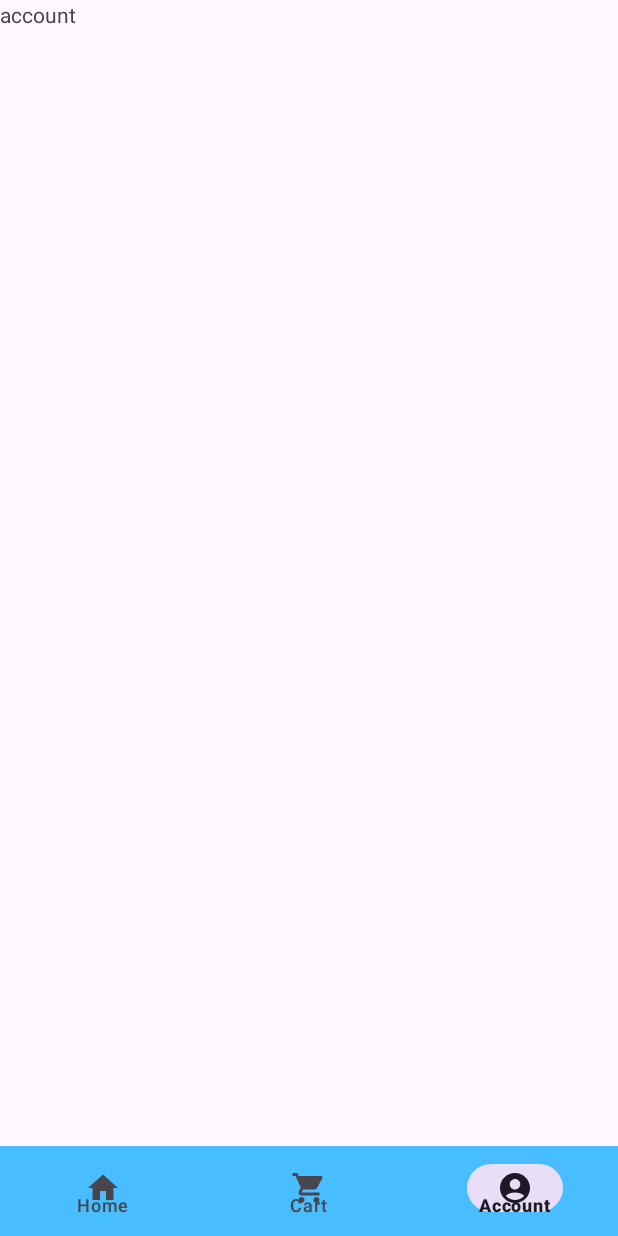
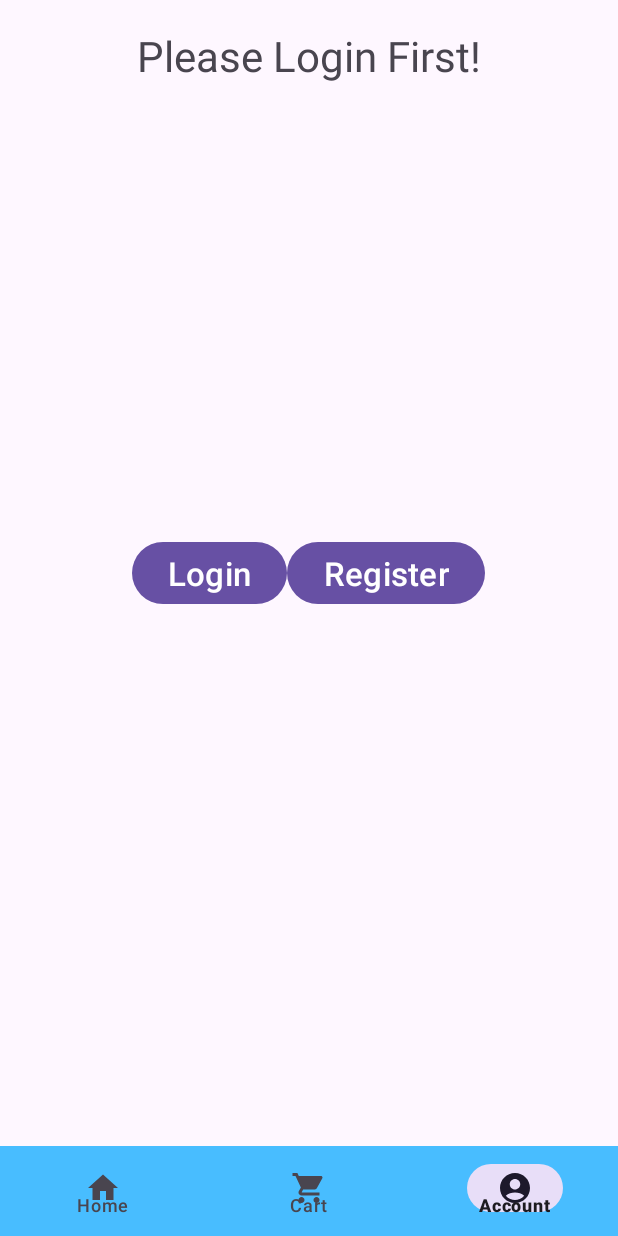
Before and after one commit to erichutabarat/Modern-Store, an Android app: the screen it shows after launch (MainActivity), item 3 of the bottom bar chosen, on a phone screen of 412 x 824 dp. Run offline under Robolectric (Android 15) with nearby library versions, the phone set to English and light mode, and no system bars.

Commit message:
Add Features: Layout For Guest

```diff
--- /dev/null
+++ b/ModernStore/app/src/main/java/com/modernstore/app/db/preferencemanager/SharedPreferencesHelper.kt
@@ -0,0 +1,25 @@
+package com.modernstore.app.db.preferencemanager
+
+import android.content.Context
+import android.content.SharedPreferences
+
+class SharedPreferencesHelper(context: Context) {
+
+    private val sharedPreferences: SharedPreferences = context.getSharedPreferences("Modernstore-sharedpreferences", Context.MODE_PRIVATE)
+
+    fun LoggedIn(isLogged: Boolean) {
+        val editor = sharedPreferences.edit()
+        editor.putBoolean("isLogged", isLogged)
+        editor.apply()
+    }
+
+    fun getLoggedIn(): Boolean {
+        return sharedPreferences.getBoolean("isLogged", false)
+    }
+
+    fun clearPreferences() {
+        val editor = sharedPreferences.edit()
+        editor.clear()
+        editor.apply()
+    }
+}
--- a/ModernStore/app/src/main/java/com/modernstore/app/ui/account/AccountFragment.kt
+++ b/ModernStore/app/src/main/java/com/modernstore/app/ui/account/AccountFragment.kt
@@ -1,60 +1,37 @@
 package com.modernstore.app.ui.account
 
+import android.content.Intent
 import android.os.Bundle
-import androidx.fragment.app.Fragment
 import android.view.LayoutInflater
 import android.view.View
 import android.view.ViewGroup
+import android.widget.Button
+import androidx.fragment.app.Fragment
 import com.modernstore.app.R
+import com.modernstore.app.db.preferencemanager.SharedPreferencesHelper
+import com.modernstore.app.ui.login.LoginActivity
+import com.modernstore.app.ui.register.RegisterActivity
 
-// TODO: Rename parameter arguments, choose names that match
-// the fragment initialization parameters, e.g. ARG_ITEM_NUMBER
-private const val ARG_PARAM1 = "param1"
-private const val ARG_PARAM2 = "param2"
-
-/**
- * A simple [Fragment] subclass.
- * Use the [AccountFragment.newInstance] factory method to
- * create an instance of this fragment.
- */
 class AccountFragment : Fragment() {
-    // TODO: Rename and change types of parameters
-    private var param1: String? = null
-    private var param2: String? = null
-
-    override fun onCreate(savedInstanceState: Bundle?) {
-        super.onCreate(savedInstanceState)
-        arguments?.let {
-            param1 = it.getString(ARG_PARAM1)
-            param2 = it.getString(ARG_PARAM2)
-        }
-    }
-
+    private lateinit var sharedpreferences : SharedPreferencesHelper
     override fun onCreateView(
         inflater: LayoutInflater, container: ViewGroup?,
         savedInstanceState: Bundle?
     ): View? {
-        // Inflate the layout for this fragment
-        return inflater.inflate(R.layout.account_fragment, container, false)
-    }
-
-    companion object {
-        /**
-         * Use this factory method to create a new instance of
-         * this fragment using the provided parameters.
-         *
-         * @param param1 Parameter 1.
-         * @param param2 Parameter 2.
-         * @return A new instance of fragment AccountFragment.
-         */
-        // TODO: Rename and change types and number of parameters
-        @JvmStatic
-        fun newInstance(param1: String, param2: String) =
-            AccountFragment().apply {
-                arguments = Bundle().apply {
-                    putString(ARG_PARAM1, param1)
-                    putString(ARG_PARAM2, param2)
-                }
-            }
+        val rootView = inflater.inflate(R.layout.account_fragment, container, false)
+        sharedpreferences = SharedPreferencesHelper(requireContext())
+        rootView.findViewById<View>(R.id.guestViews).visibility = if (sharedpreferences.getLoggedIn()) View.GONE else View.VISIBLE
+        rootView.findViewById<View>(R.id.userViews).visibility = if (sharedpreferences.getLoggedIn()) View.VISIBLE else View.GONE
+        val loginButton : Button = rootView.findViewById(R.id.fromguest_tologin)
+        val registerButton : Button = rootView.findViewById(R.id.fromguest_toregister)
+        loginButton.setOnClickListener {
+            val i = Intent(requireActivity(), LoginActivity::class.java)
+            startActivity(i)
+        }
+        registerButton.setOnClickListener {
+            val i = Intent(requireActivity(), RegisterActivity::class.java)
+            startActivity(i)
+        }
+        return rootView
     }
 }
--- a/ModernStore/app/src/main/res/layout/account_fragment.xml
+++ b/ModernStore/app/src/main/res/layout/account_fragment.xml
@@ -1,14 +1,30 @@
 <?xml version="1.0" encoding="utf-8"?>
-<FrameLayout xmlns:android="http://schemas.android.com/apk/res/android"
+<RelativeLayout xmlns:android="http://schemas.android.com/apk/res/android"
     xmlns:tools="http://schemas.android.com/tools"
     android:layout_width="match_parent"
     android:layout_height="match_parent"
     tools:context=".ui.account.AccountFragment">
 
-    <!-- TODO: Update blank fragment layout -->
-    <TextView
+    <LinearLayout
         android:layout_width="match_parent"
-        android:layout_height="match_parent"
-        android:text="account" />
+        android:layout_height="match_parent">
 
-</FrameLayout>
+        <!-- Guest views -->
+        <include
+            android:id="@+id/guestViews"
+            layout="@layout/account_guest"
+            android:layout_width="match_parent"
+            android:layout_height="match_parent" />
+
+        <!-- User views -->
+        <include
+            android:id="@+id/userViews"
+            layout="@layout/account_user"
+            android:layout_width="match_parent"
+            android:layout_height="match_parent"
+            android:visibility="gone" />
+
+    </LinearLayout>
+
+
+</RelativeLayout>
--- /dev/null
+++ b/ModernStore/app/src/main/res/layout/account_guest.xml
@@ -0,0 +1,38 @@
+<?xml version="1.0" encoding="utf-8"?>
+<RelativeLayout xmlns:android="http://schemas.android.com/apk/res/android"
+    android:layout_width="match_parent"
+    android:layout_height="match_parent">
+
+    <TextView
+        android:id="@+id/titlepleaselogin"
+        android:layout_width="match_parent"
+        android:layout_height="wrap_content"
+        android:textSize="@dimen/h2"
+        android:text="@string/pleaselogin"
+        android:textAlignment="center"
+        android:padding="@dimen/padding_medium"
+        />
+    <LinearLayout
+        android:id="@+id/menuuser"
+        android:layout_width="match_parent"
+        android:layout_height="wrap_content"
+        android:layout_centerVertical="true"
+        android:layout_marginTop="@dimen/padding_medium"
+        android:gravity="center_horizontal">
+
+        <Button
+            android:id="@+id/fromguest_tologin"
+            android:layout_width="wrap_content"
+            android:layout_height="wrap_content"
+            android:text="@string/login"
+            android:textSize="@dimen/h4" />
+
+        <Button
+            android:id="@+id/fromguest_toregister"
+            android:layout_width="wrap_content"
+            android:layout_height="wrap_content"
+            android:text="@string/register"
+            android:textSize="@dimen/h4" />
+    </LinearLayout>
+
+</RelativeLayout>
--- /dev/null
+++ b/ModernStore/app/src/main/res/layout/account_user.xml
@@ -0,0 +1,6 @@
+<?xml version="1.0" encoding="utf-8"?>
+<androidx.constraintlayout.widget.ConstraintLayout xmlns:android="http://schemas.android.com/apk/res/android"
+    android:layout_width="match_parent"
+    android:layout_height="match_parent">
+
+</androidx.constraintlayout.widget.ConstraintLayout>
--- a/ModernStore/app/src/main/res/layout/login_page.xml
+++ b/ModernStore/app/src/main/res/layout/login_page.xml
@@ -4,7 +4,7 @@
     android:orientation="vertical"
     android:layout_width="match_parent"
     android:layout_height="match_parent"
-    android:padding="@dimen/padding_border">
+    android:padding="@dimen/padding_big">
     <TextView
         android:layout_width="match_parent"
         android:layout_height="wrap_content"
--- a/ModernStore/app/src/main/res/layout/register_page.xml
+++ b/ModernStore/app/src/main/res/layout/register_page.xml
@@ -4,7 +4,7 @@
     android:orientation="vertical"
     android:layout_width="match_parent"
     android:layout_height="match_parent"
-    android:padding="@dimen/padding_border">
+    android:padding="@dimen/padding_big">
     <TextView
         android:layout_width="match_parent"
         android:layout_height="wrap_content"
--- a/ModernStore/app/src/main/res/values/strings.xml
+++ b/ModernStore/app/src/main/res/values/strings.xml
@@ -37,6 +37,8 @@
     <string name="jewelry">jewelry</string>
     <string name="electronic">electronic</string>
     <string name="title_activity_detail_page">Detail Product</string>
+
+    <string name="pleaselogin">Please Login First!</string>
 
     <string name="category">Category: </string>
     <string name="price">Price: </string>
```
Also changed, not shown: ModernStore/app/src/main/java/com/modernstore/app/db/roomdb/AppDatabase.kt (added, +29 -0 lines), ModernStore/app/src/main/java/com/modernstore/app/db/roomdb/DAO.kt (added, +24 -0 lines), ModernStore/app/src/main/java/com/modernstore/app/db/roomdb/Entity.kt (added, +13 -0 lines), ModernStore/app/src/main/java/com/modernstore/app/db/roomdb/UserRepository.kt (added, +23 -0 lines).
